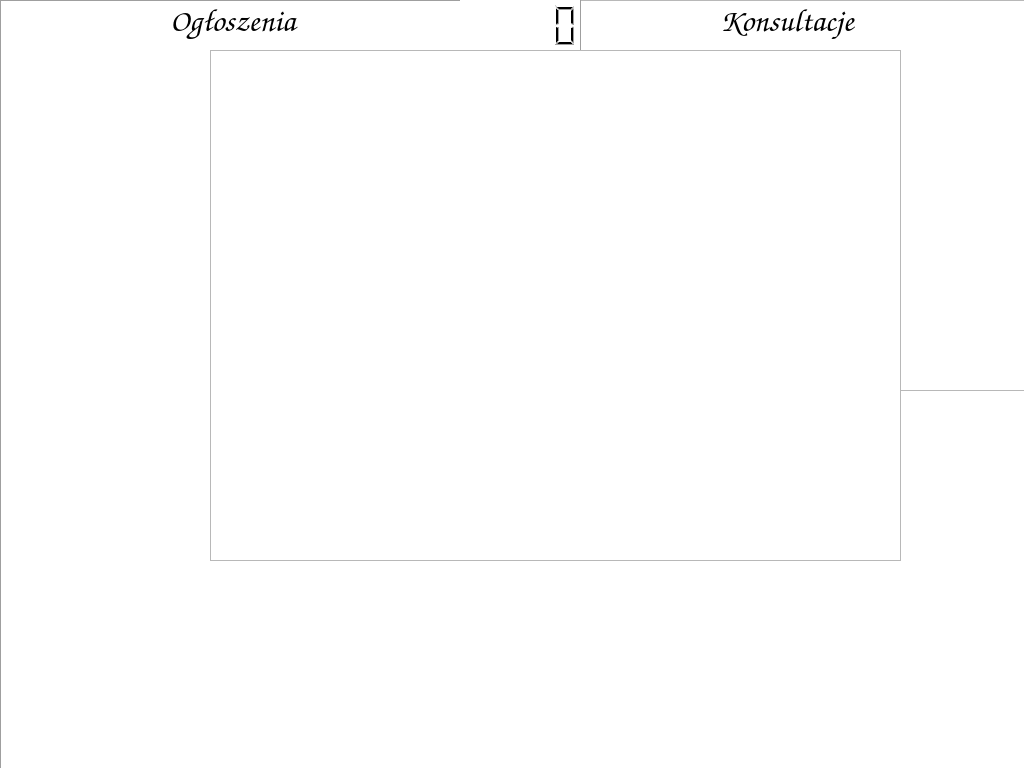
CiotkaCierpienia/interaktywana-tablica-ogloszen, file backend/widget.ui: the form before one commit.
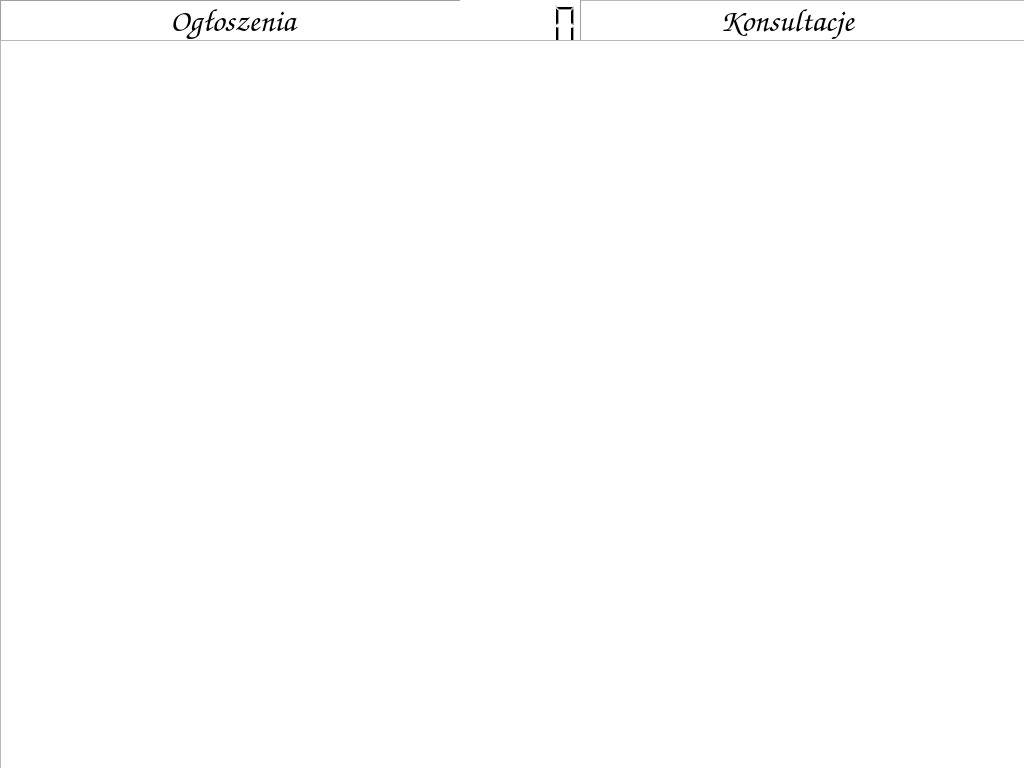
The form after the commit.

Commit message: Zmiana wielkosc okna legitymacji

```diff
--- a/backend/widget.ui
+++ b/backend/widget.ui
@@ -201,15 +201,15 @@
   <widget class="QTextEdit" name="legitymacja">
    <property name="geometry">
     <rect>
-     <x>210</x>
-     <y>50</y>
-     <width>691</width>
-     <height>511</height>
+     <x>0</x>
+     <y>40</y>
+     <width>1031</width>
+     <height>731</height>
     </rect>
    </property>
    <property name="font">
     <font>
-     <pointsize>32</pointsize>
+     <pointsize>28</pointsize>
     </font>
    </property>
    <property name="iscard" stdset="0">
```
